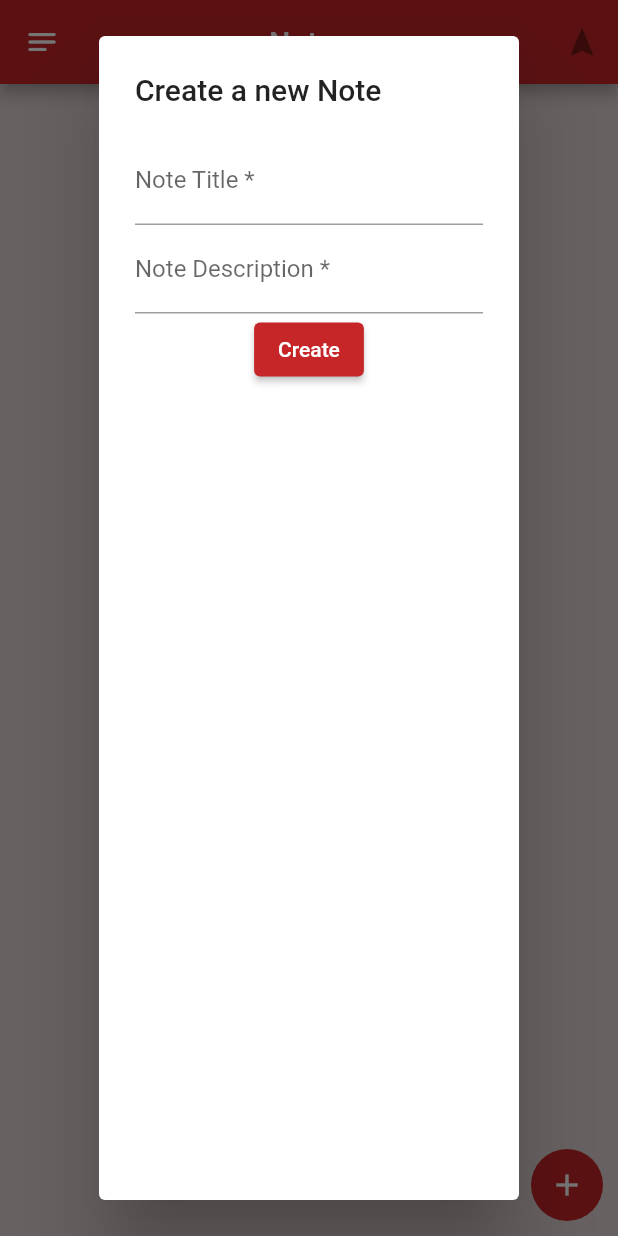
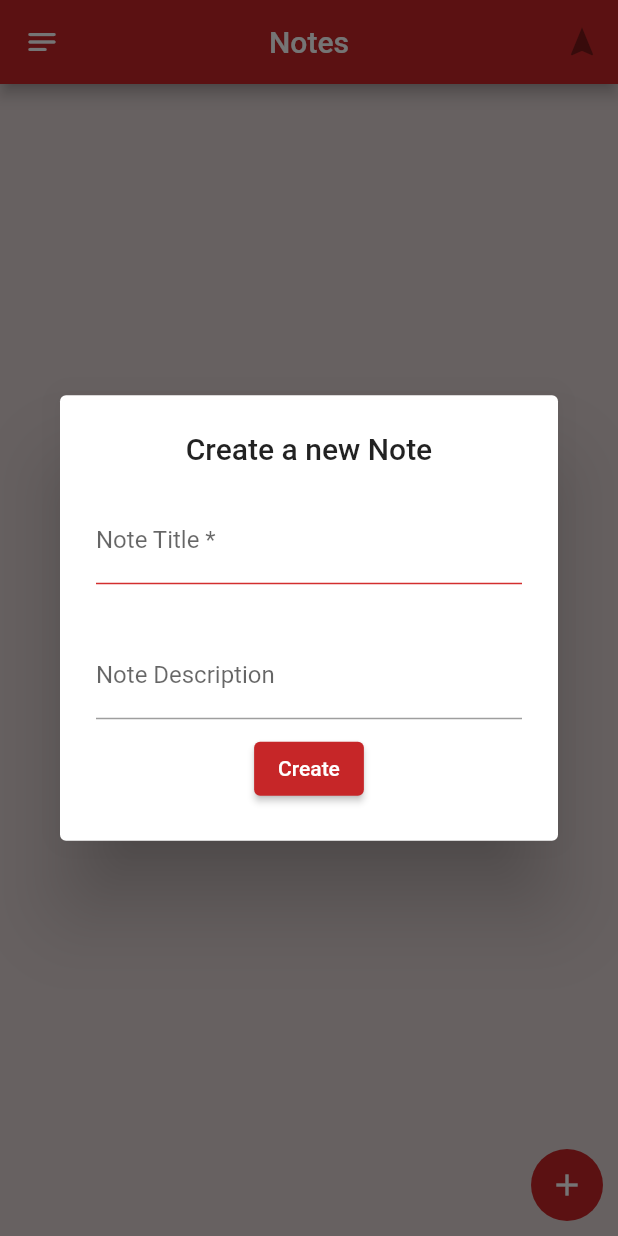
Before and after one commit to justjo3l/swiss-army-pocket-app, a Flutter app: the NotesScreen screen opened directly, after a tap on the "add" icon, on a phone screen of 412 x 824 dp. Run offline on Flutter 3.47's test engine with Material 2 defaults, Android fonts, the phone set to English and light mode, and no system bars; our stand-ins replace hive, hive_flutter, simple_animations; accounts and stored records are empty.

Commit message:
Add Form Validation to Create Note Form
Added Form Validation for Note Title on the Create Note Form.

```diff
--- a/lib/note_form.dart
+++ b/lib/note_form.dart
@@ -1,3 +1,5 @@
+// ignore_for_file: annotate_overrides, use_key_in_widget_constructors, prefer_const_constructors
+
 import 'package:flutter/material.dart';
 
 import '../data/note.dart';
@@ -10,6 +12,7 @@ class NoteForm extends StatefulWidget {
 class NoteFormState extends State<NoteForm> {
   final _formKey = GlobalKey<FormState>();
 
+  String noteTitleErrorText = '';
   late String formTitle;
   late String formDescription;
   String formColor = Colors.blue.toString();
@@ -32,23 +35,33 @@ class NoteFormState extends State<NoteForm> {
   }
 
   void buttonPressed() {
+    if (_formKey.currentState!.validate()) {
       _formKey.currentState!.save();
       addNote(getNumOfNotes(), formTitle, formDescription, formColor);
       Navigator.of(context).pop();
+    } else {
+      _formKey.currentState!.validate();
+    }
   }
 
   @override
   Widget build(BuildContext context) {
-    return Form(
+    return SizedBox(
+      child: Form(
         key: _formKey,
         child: Column(
           children: [
             TextFormField(
-            decoration: const InputDecoration(
+              decoration: InputDecoration(
                 labelText: 'Note Title *',
+                errorText: noteTitleErrorText,
               ),
-            validator: (String? value) {
-              return (value == null ? 'Note Title is required!' : null);
+              validator: (value) {
+                if (value == null || value.isEmpty) {
+                  return 'Note Title is required!';
+                } else {
+                  return null;
+                }
               },
               onSaved: (String? value) {
                 formTitle = value as String;
@@ -56,11 +69,8 @@ class NoteFormState extends State<NoteForm> {
             ),
             TextFormField(
               decoration: const InputDecoration(
-              labelText: 'Note Description *',
+                labelText: 'Note Description',
               ),
-            validator: (String? value) {
-              return (value == null ? 'Note Description is required!' : null);
-            },
               onSaved: (String? value) {
                 formDescription = value as String;
               },
@@ -70,7 +80,11 @@ class NoteFormState extends State<NoteForm> {
               child: Text('Create'),
             ),
           ],
+          mainAxisAlignment: MainAxisAlignment.spaceBetween,
         ),
+      ),
+      width: MediaQuery.of(context).size.width * 0.8,
+      height: MediaQuery.of(context).size.height * 0.25,
     );
   }
 }
--- a/lib/pages/notes.dart
+++ b/lib/pages/notes.dart
@@ -54,14 +54,6 @@ class _NotesScreenState extends State<NotesScreen> {
     box.delete(index);
   }
 
-  Future showNoteDialog() async {
-    print('This ran!');
-    return AlertDialog(
-      title: Text('Create a new Note'),
-      content: NoteForm(),
-    );
-  }
-
   @override
   Widget build(BuildContext context) {
     return Scaffold(
@@ -91,7 +83,10 @@ class _NotesScreenState extends State<NotesScreen> {
                     onPressed: () => showDialog<String>(
                       context: context,
                       builder: (BuildContext context) => AlertDialog(
-                        title: Text('Create a new Note'),
+                        title: Text(
+                          'Create a new Note',
+                          textAlign: TextAlign.center,
+                        ),
                         content: NoteForm(),
                       ),
                     ),
```
Lines whose indentation alone changed are shown as unchanged.
